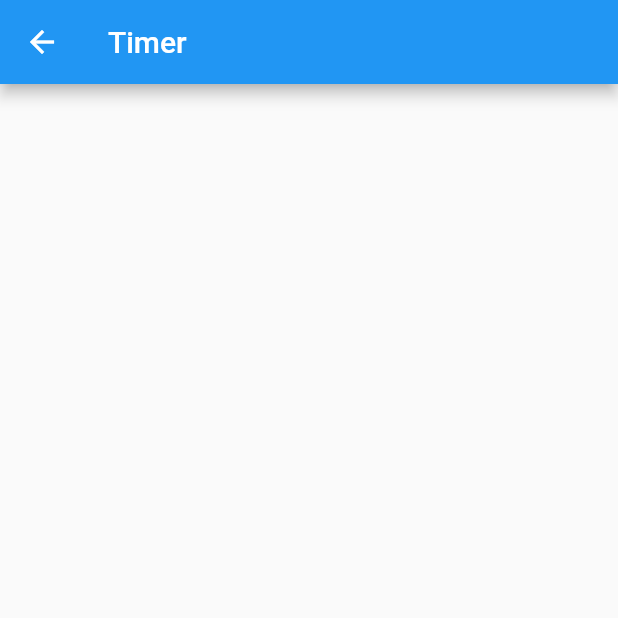
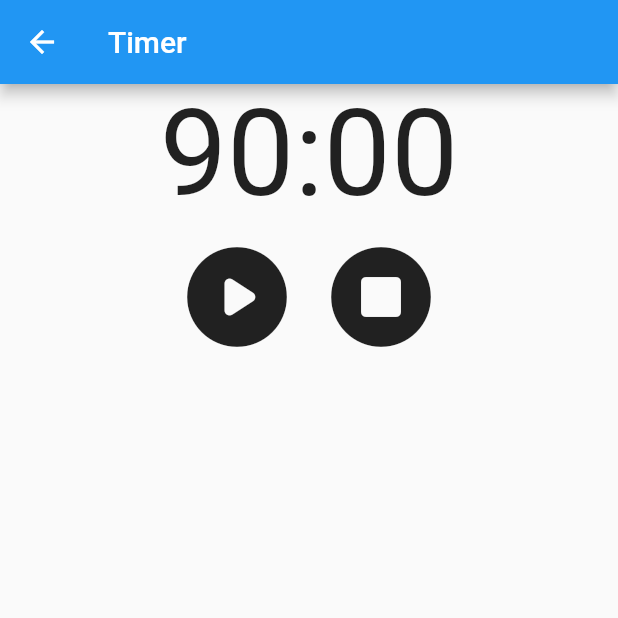
Before and after one commit to victorwallsten/chronokoll, a Flutter app: the screen it shows after launch, after a tap on the "timer" icon, on a phone screen of 412 x 824 dp, the top half of it. Run offline on Flutter 3.47's test engine with Material 2 defaults, Android fonts, the phone set to English and light mode, and no system bars.

Commit message:
Add timer widget to timer page

```diff
--- a/lib/main.dart
+++ b/lib/main.dart
@@ -20,7 +20,8 @@ class Chronokoll extends StatelessWidget {
       initialRoute: '/',
       routes: {
         '/': (context) => const HomePage(),
-        '/timer': (context) => const TimerPage(),
+        '/timer': (context) =>
+            const TimerPage(finishedAfter: Duration(minutes: 90)),
       },
     );
   }
--- a/lib/src/home_page.dart
+++ b/lib/src/home_page.dart
@@ -17,7 +17,9 @@ class _HomePageState extends State<HomePage> {
       body: Center(
         child: IconButton(
           iconSize: 64.0,
-          onPressed: () { Navigator.pushNamed(context, '/timer');},
+          onPressed: () {
+            Navigator.pushNamed(context, '/timer');
+          },
           icon: const Icon(Icons.timer_rounded),
         ),
       ),
--- a/lib/src/timer_page.dart
+++ b/lib/src/timer_page.dart
@@ -1,19 +1,39 @@
 import 'package:flutter/material.dart';
+import 'timer_widget.dart';
 
 class TimerPage extends StatefulWidget {
-  const TimerPage({Key? key}) : super(key: key);
+  const TimerPage({
+    Key? key,
+    required this.finishedAfter,
+  }) : super(key: key);
+
+  final Duration finishedAfter;
+
+  final String title = 'Timer';
 
   @override
   State<TimerPage> createState() => _TimerPageState();
 }
 
 class _TimerPageState extends State<TimerPage> {
+  TimerWidget? _timerWidget;
+
+  @override
+  void initState() {
+    _timerWidget =
+        TimerWidget(finishedAfter: widget.finishedAfter, onFinished: () {});
+    super.initState();
+  }
+
   @override
   Widget build(BuildContext context) {
     return Scaffold(
-      appBar: AppBar(
-        title: const Text('Timer'),
-      ),
-    );
+        appBar: AppBar(
+          title: Text(widget.title),
+        ),
+        body: Align(
+          alignment: Alignment.topCenter,
+          child: _timerWidget,
+        ));
   }
 }
```
